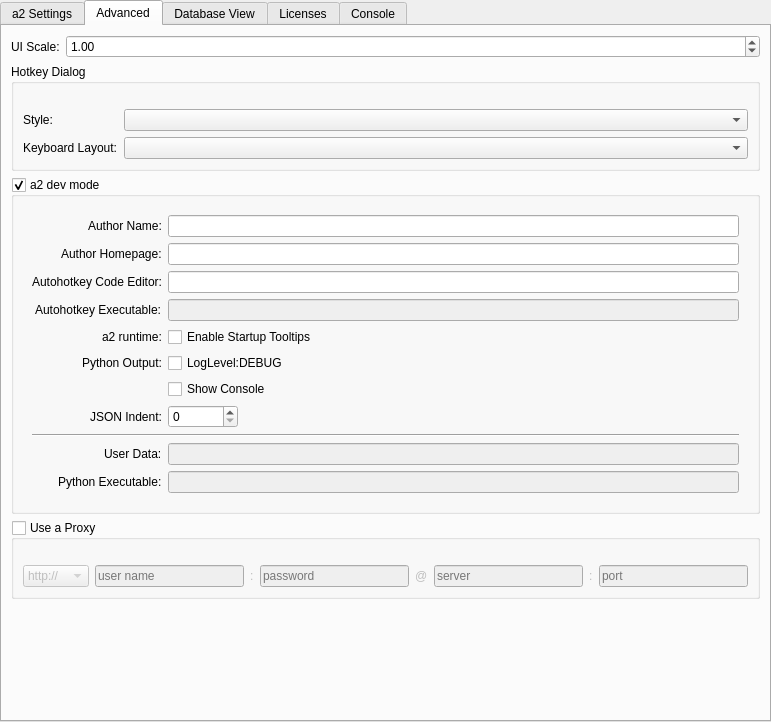
Before: the Qt Designer form ui/a2widget/a2settings_view.ui in ewerybody/a2, drawn with Qt 5.
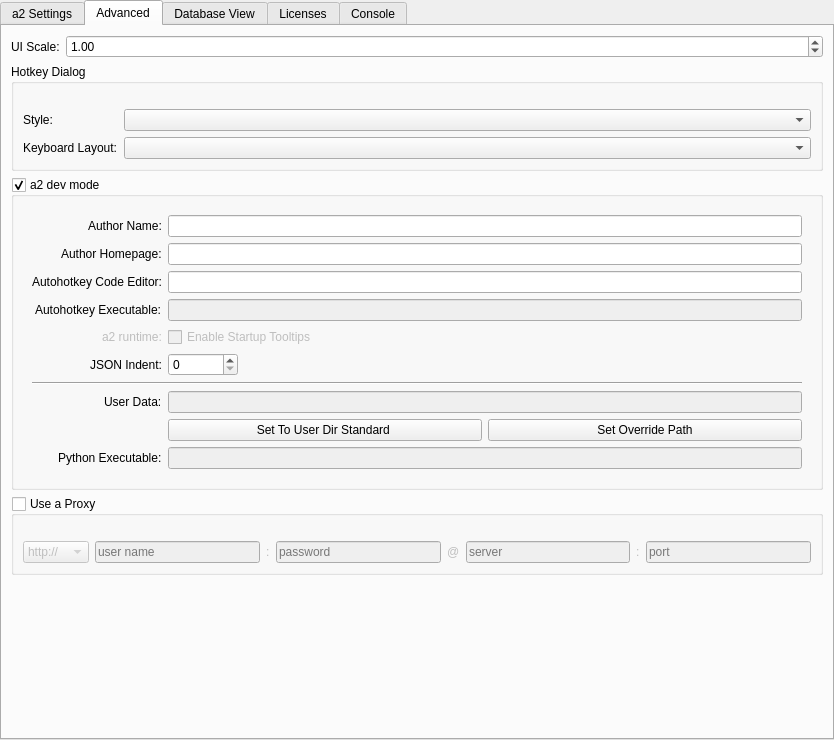
After: the same form once the commit is applied. The open tabs and pages were chosen to show the change. Custom widgets are drawn as their Qt base class.

Commit message:
settings view has new ui for switching data paths
ProxyUiHandler was also introduced to handle according stuff. Obj FTW!

The edit to the form file:
```diff
--- a/ui/a2widget/a2settings_view.ui
+++ b/ui/a2widget/a2settings_view.ui
@@ -6,8 +6,8 @@
    <rect>
     <x>0</x>
     <y>0</y>
-    <width>771</width>
-    <height>722</height>
+    <width>834</width>
+    <height>740</height>
    </rect>
   </property>
   <property name="windowTitle">
@@ -322,6 +322,9 @@
              </item>
              <item row="4" column="0">
               <widget class="QLabel" name="label_12">
+               <property name="enabled">
+                <bool>false</bool>
+               </property>
                <property name="text">
                 <string notr="true">a2 runtime:</string>
                </property>
@@ -329,40 +332,22 @@
              </item>
              <item row="4" column="1">
               <widget class="QCheckBox" name="startup_tooltips">
+               <property name="enabled">
+                <bool>false</bool>
+               </property>
                <property name="text">
                 <string notr="true">Enable Startup Tooltips</string>
                </property>
               </widget>
              </item>
              <item row="5" column="0">
-              <widget class="QLabel" name="label_11">
-               <property name="text">
-                <string notr="true">Python Output:</string>
-               </property>
-              </widget>
-             </item>
-             <item row="5" column="1">
-              <widget class="QCheckBox" name="loglevel_debug">
-               <property name="text">
-                <string notr="true">LogLevel:DEBUG</string>
-               </property>
-              </widget>
-             </item>
-             <item row="6" column="1">
-              <widget class="QCheckBox" name="show_console">
-               <property name="text">
-                <string notr="true">Show Console</string>
-               </property>
-              </widget>
-             </item>
-             <item row="7" column="0">
               <widget class="QLabel" name="label_9">
                <property name="text">
                 <string notr="true">JSON Indent:</string>
                </property>
               </widget>
              </item>
-             <item row="7" column="1">
+             <item row="5" column="1">
               <widget class="QSpinBox" name="json_indent">
                <property name="maximumSize">
                 <size>
@@ -372,7 +357,7 @@
                </property>
               </widget>
              </item>
-             <item row="11" column="0" colspan="2">
+             <item row="9" column="0" colspan="2">
               <widget class="Line" name="line">
                <property name="sizePolicy">
                 <sizepolicy hsizetype="Minimum" vsizetype="Fixed">
@@ -391,14 +376,14 @@
                </property>
               </widget>
              </item>
-             <item row="12" column="0">
+             <item row="10" column="0">
               <widget class="QLabel" name="label_2">
                <property name="text">
                 <string notr="true">User Data:</string>
                </property>
               </widget>
              </item>
-             <item row="12" column="1">
+             <item row="10" column="1">
               <widget class="A2PathField" name="data_folder">
                <property name="enabled">
                 <bool>false</bool>
@@ -408,14 +393,14 @@
                </property>
               </widget>
              </item>
-             <item row="13" column="0">
+             <item row="12" column="0">
               <widget class="QLabel" name="label_10">
                <property name="text">
                 <string notr="true">Python Executable:</string>
                </property>
               </widget>
              </item>
-             <item row="13" column="1">
+             <item row="12" column="1">
               <widget class="A2PathField" name="python_executable">
                <property name="enabled">
                 <bool>false</bool>
@@ -425,6 +410,24 @@
                </property>
               </widget>
              </item>
+             <item row="11" column="1">
+              <layout class="QHBoxLayout" name="horizontalLayout_4">
+               <item>
+                <widget class="QPushButton" name="button_set_user_dir_standard">
+                 <property name="text">
+                  <string>Set To User Dir Standard </string>
+                 </property>
+                </widget>
+               </item>
+               <item>
+                <widget class="QPushButton" name="button_set_user_dir_custom">
+                 <property name="text">
+                  <string>Set Override Path</string>
+                 </property>
+                </widget>
+               </item>
+              </layout>
+             </item>
             </layout>
            </widget>
           </item>
```
Left out of the diff: 13 changed lines with no effect on the pictures. The commit also changes 2 other files.
